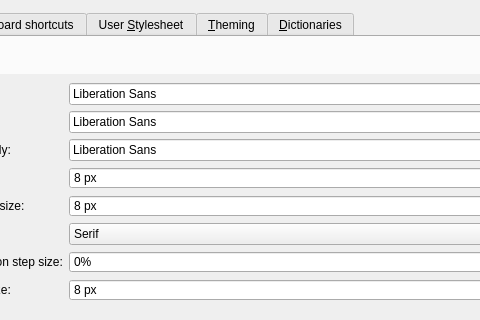
Before: the Qt Designer form src/calibre/gui2/viewer/config.ui in kovidgoyal/calibre, drawn with Qt 5; both pictures show x 120 to 600 and y 0 to 320 of the 839 by 630 pixel window.
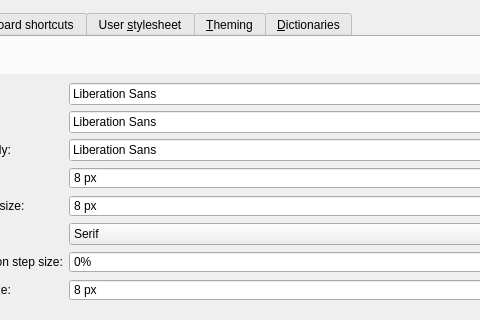
After: the same form once the commit is applied. Icons and pictures are not drawn.

```diff
--- a/src/calibre/gui2/viewer/config.ui
+++ b/src/calibre/gui2/viewer/config.ui
@@ -911,7 +911,7 @@
      </widget>
      <widget class="QWidget" name="tab_3">
       <attribute name="title">
-       <string>User &amp;Stylesheet</string>
+       <string>User &amp;stylesheet</string>
       </attribute>
       <layout class="QVBoxLayout" name="verticalLayout_3">
        <item>
```
